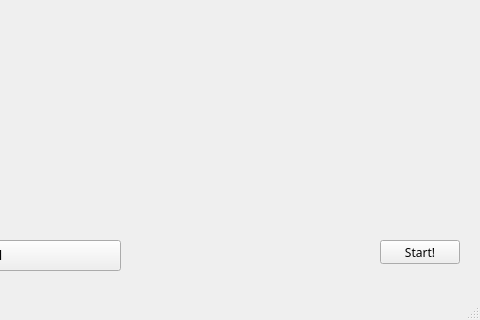
The window that assignment9/mainwindow.ui (UofU-CS3505/cs3505-assignment9-Figodes) describes before a commit, drawn with Qt 5; both pictures show x 520 to 1000 and y 480 to 800 of the 1000 by 800 pixel window.
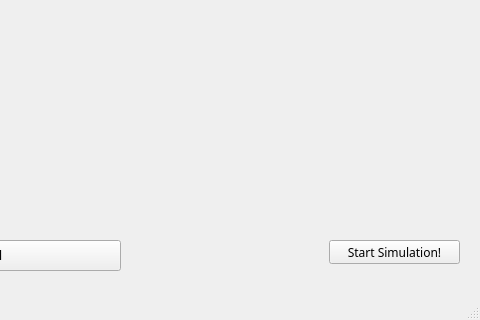
The same window after the commit.

What changed in the file:
```diff
--- a/assignment9/mainwindow.ui
+++ b/assignment9/mainwindow.ui
@@ -103,14 +103,14 @@
    <widget class="QPushButton" name="startButton">
     <property name="geometry">
      <rect>
-      <x>900</x>
+      <x>849</x>
       <y>720</y>
-      <width>80</width>
+      <width>131</width>
       <height>24</height>
      </rect>
     </property>
     <property name="text">
-     <string>Start!</string>
+     <string>Start Simulation!</string>
     </property>
    </widget>
    <widget class="QLabel" name="label">
```
Left out of the diff: 2 changed lines with no effect on the pictures.
